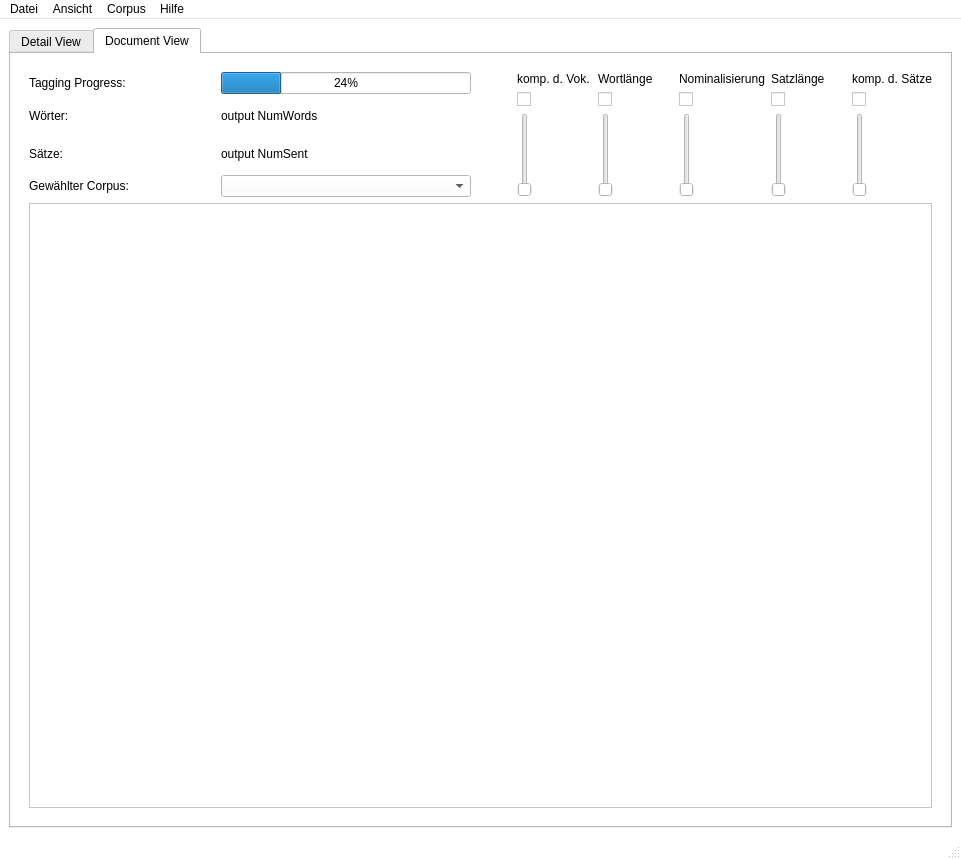
Before: the Qt Designer form src/ui/ui_files/testview2.ui in Zarnosch/AVaAoMDTV, drawn with Qt 5.
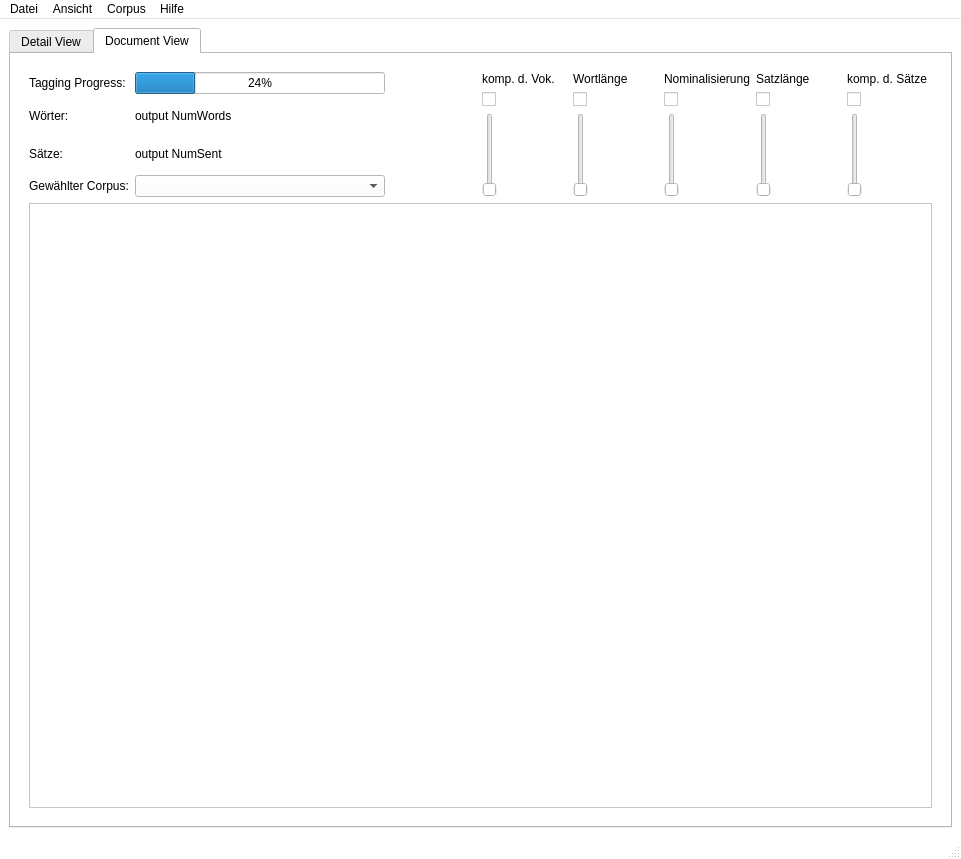
After: the same form once the commit is applied. The open tabs and pages were chosen to show the change.

Commit message: 85 pixel width between checkboxes

What changed in the file:
```diff
--- a/src/ui/ui_files/testview2.ui
+++ b/src/ui/ui_files/testview2.ui
@@ -750,7 +750,7 @@
                 <enum>Qt::Horizontal</enum>
                </property>
                <property name="sizeType">
-                <enum>QSizePolicy::Preferred</enum>
+                <enum>QSizePolicy::Expanding</enum>
                </property>
                <property name="sizeHint" stdset="0">
                 <size>
@@ -817,7 +817,7 @@
                  </property>
                  <property name="minimumSize">
                   <size>
-                   <width>75</width>
+                   <width>85</width>
                    <height>0</height>
                   </size>
                  </property>
@@ -836,7 +836,7 @@
                  </property>
                  <property name="minimumSize">
                   <size>
-                   <width>75</width>
+                   <width>85</width>
                    <height>0</height>
                   </size>
                  </property>
@@ -868,7 +868,7 @@
                  </property>
                  <property name="minimumSize">
                   <size>
-                   <width>75</width>
+                   <width>85</width>
                    <height>0</height>
                   </size>
                  </property>
@@ -887,7 +887,7 @@
                  </property>
                  <property name="minimumSize">
                   <size>
-                   <width>75</width>
+                   <width>85</width>
                    <height>0</height>
                   </size>
                  </property>
@@ -953,7 +953,7 @@
                  </property>
                  <property name="minimumSize">
                   <size>
-                   <width>75</width>
+                   <width>85</width>
                    <height>0</height>
                   </size>
                  </property>
```
Left out of the diff: 14 changed lines with no effect on the pictures. The commit also changes 1 other file.
